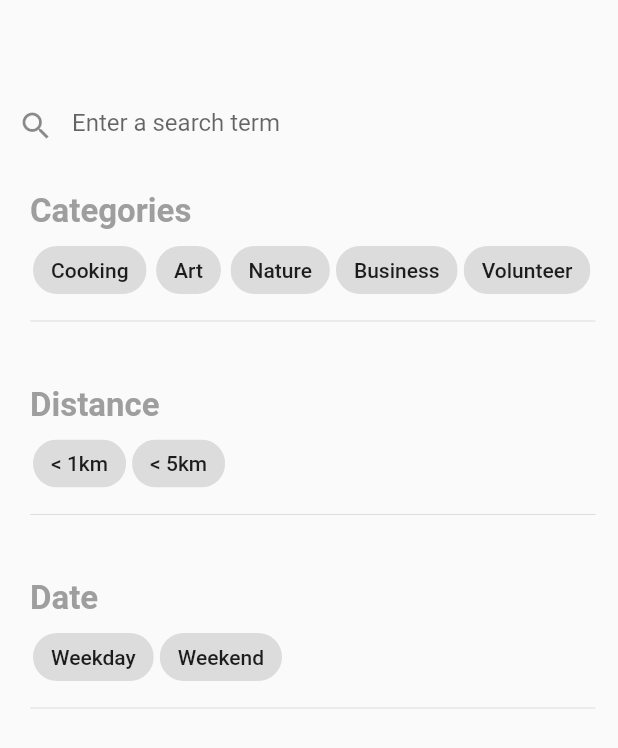
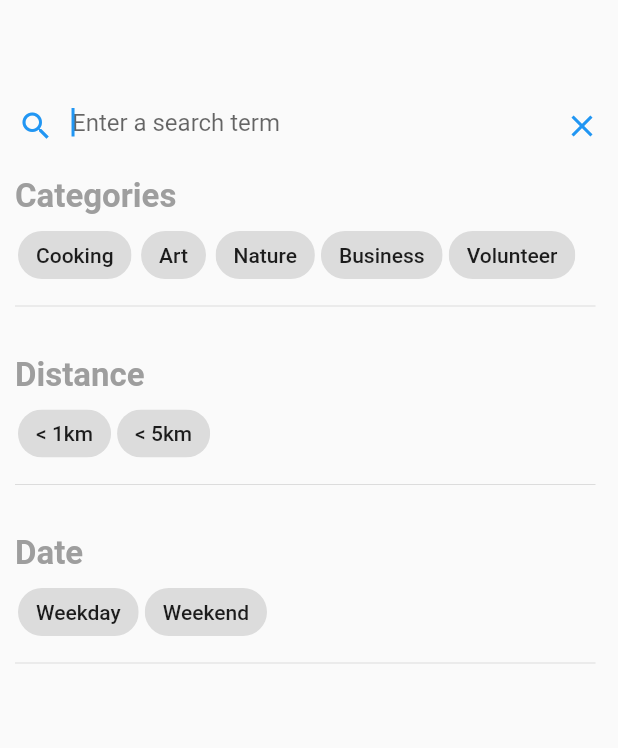
Before and after one commit to DouMaokang/EventSG, a Flutter app: the SearchPage screen opened directly, on a phone screen of 412 x 824 dp. Shown: the top 748 px of the screen. Run offline on Flutter 3.47's test engine with Material 2 defaults, Android fonts, the phone set to English and light mode, and no system bars; our stand-ins replace expandable; network calls fail.

Commit message:
Implemented transition from homepage to search page

```diff
--- a/event_sg/lib/components/event_list_item.dart
+++ b/event_sg/lib/components/event_list_item.dart
@@ -1,4 +1,6 @@
 import 'package:flutter/material.dart';
+
+import '../event_details.dart';
 
 class EventListItem extends StatelessWidget {
   EventListItem({
@@ -16,7 +18,9 @@ class EventListItem extends StatelessWidget {
   Widget build(BuildContext context) {
     return GestureDetector(
       onTap: () {
-        //TODO Routing goes to event info page
+        Navigator.push(
+            context,
+            MaterialPageRoute(builder: (context) => EventDetails()));
       },
 //      child: Container(
 //        height: 50.0,
--- a/event_sg/lib/search_page.dart
+++ b/event_sg/lib/search_page.dart
@@ -1,9 +1,10 @@
 import 'package:event_sg/components/multi_select_chip.dart';
 import 'package:flutter/material.dart';
 
+import 'homepage.dart';
+
 class SearchPage extends StatefulWidget {
   SearchPage({Key key}) : super(key: key);
-
 
   @override
   _SearchPageState createState() => _SearchPageState();
@@ -32,8 +33,16 @@ class _SearchPageState extends State<SearchPage> {
             decoration: InputDecoration(
                 border: InputBorder.none,
                 prefixIcon: Icon(Icons.search),
-                hintText: 'Enter a search term'
-            )),
+                suffixIcon: IconButton(
+                icon: Icon(Icons.clear),
+                onPressed: () {
+                  Navigator.push(
+                      context,
+                      MaterialPageRoute(builder: (context) => Homepage()));
+                }),
+                hintText: 'Enter a search term',
+            ),
+          autofocus: true,),
         _buildContainer("Categories", interestList),
         _buildContainer("Distance", distanceList),
         _buildContainer("Date", dateList),
@@ -43,7 +52,7 @@ class _SearchPageState extends State<SearchPage> {
 
   _buildContainer(String name, List<String> categoryList){
     return new Container(
-      padding: EdgeInsets.fromLTRB(20, 20, 15, 15),
+      padding: EdgeInsets.fromLTRB(10, 10, 15, 15),
       child: Column(
         crossAxisAlignment: CrossAxisAlignment.start,
         children: <Widget>[
```
Also changed, not shown: event_sg/lib/homepage.dart (+7 -3 lines).
